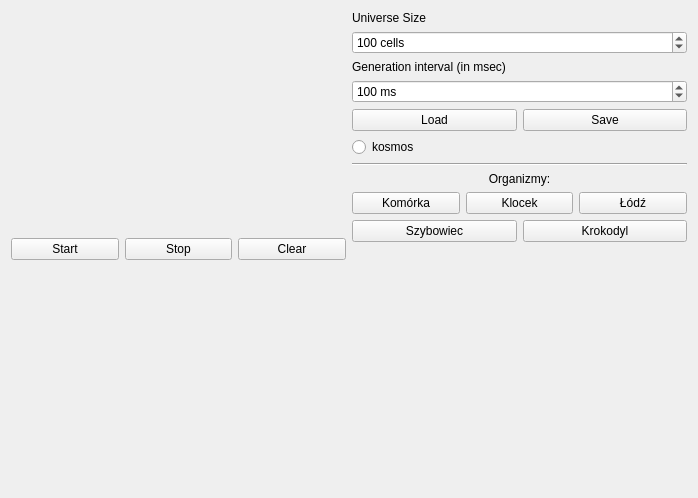
Before: the Qt Designer form mainwindow.ui in Buczeq/conway, drawn with Qt 5.
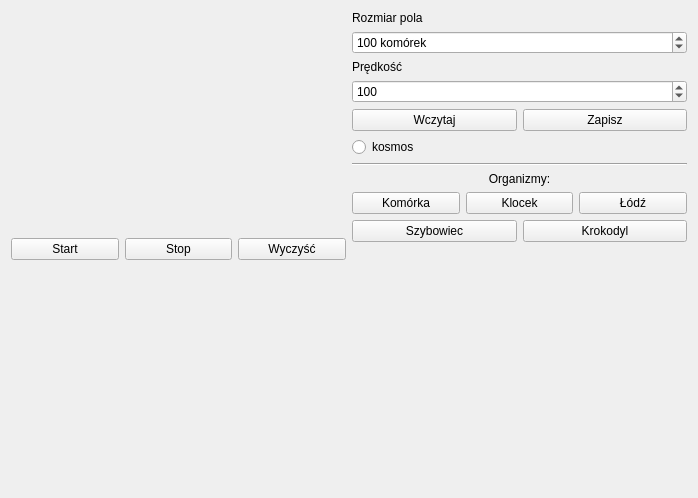
After: the same form once the commit is applied.

```diff
--- a/mainwindow.ui
+++ b/mainwindow.ui
@@ -38,7 +38,7 @@
           <item>
            <widget class="QPushButton" name="clearButton">
             <property name="text">
-             <string>Clear</string>
+             <string>Wyczyść</string>
             </property>
            </widget>
           </item>
@@ -57,14 +57,14 @@
         <item>
          <widget class="QLabel" name="label">
           <property name="text">
-           <string>Universe Size</string>
+           <string>Rozmiar pola</string>
           </property>
          </widget>
         </item>
         <item>
          <widget class="QSpinBox" name="cellsControl">
           <property name="suffix">
-           <string> cells</string>
+           <string> komórek</string>
           </property>
           <property name="minimum">
            <number>10</number>
@@ -80,14 +80,14 @@
         <item>
          <widget class="QLabel" name="label2">
           <property name="text">
-           <string>Generation interval (in msec)</string>
+           <string>Prędkość</string>
           </property>
          </widget>
         </item>
         <item>
          <widget class="QSpinBox" name="iterInterval">
           <property name="suffix">
-           <string> ms</string>
+           <string/>
           </property>
           <property name="minimum">
            <number>50</number>
@@ -108,14 +108,14 @@
           <item>
            <widget class="QPushButton" name="loadButton">
             <property name="text">
-             <string>Load</string>
+             <string>Wczytaj</string>
             </property>
            </widget>
           </item>
           <item>
            <widget class="QPushButton" name="saveButton">
             <property name="text">
-             <string>Save</string>
+             <string>Zapisz</string>
             </property>
            </widget>
           </item>
```
Left out of the diff: 2 changed lines with no effect on the pictures.
